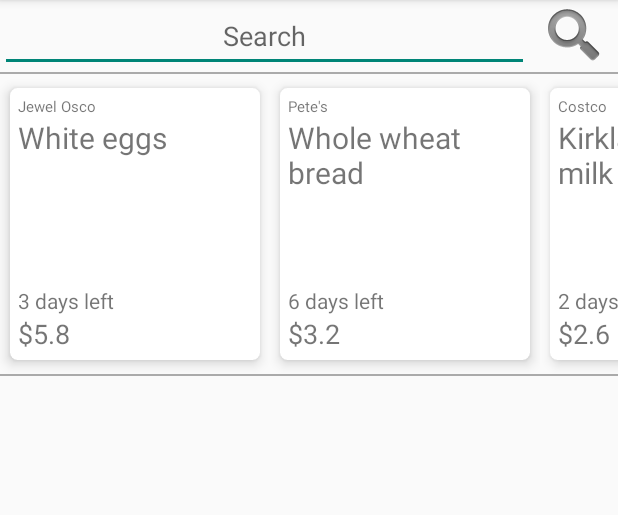
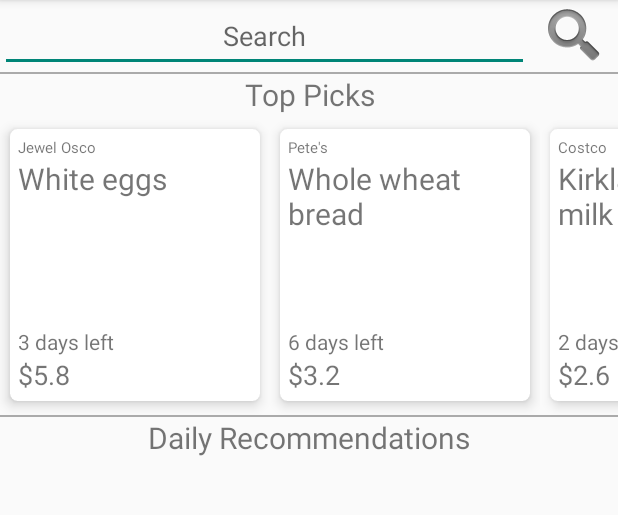
Before and after one commit to chinmay2312/ShopSmart, an Android app: the screen it shows after launch (Main2Activity), on a phone screen of 412 x 824 dp, the part 84-599 px from its top. Run offline under Robolectric (Android 15) with nearby library versions, the phone set to English and light mode, and no system bars; 2 statements that could not run were skipped.

Commit message:
- labels for home page recommendations

```diff
--- a/app/src/main/java/com/chinmayg/hacks/shopsmart/Main2Activity.java
+++ b/app/src/main/java/com/chinmayg/hacks/shopsmart/Main2Activity.java
@@ -88,10 +88,6 @@
         dailyRecomLM = new LinearLayoutManager(this, LinearLayoutManager.HORIZONTAL, false);
         LinearLayoutManager llm2 = new LinearLayoutManager(Main2Activity.this, LinearLayoutManager.HORIZONTAL, false);
         rv_dailyRecom.setLayoutManager(llm2);
-        /*dailyRecom_arrl.add("jelly");
-        dailyRecom_arrl.add("cookies");
-        dailyRecom_arrl.add("sugar");
-        dailyRecom_arrl.add("coffee");*/
         dailyRecom_arrl.add(si);
 		dailyRecom_arrl.add(si2);
 		dailyRecom_arrl.add(si3);
--- a/app/src/main/res/layout/activity_main2.xml
+++ b/app/src/main/res/layout/activity_main2.xml
@@ -42,11 +42,23 @@
         android:background="@android:color/darker_gray"
         app:layout_constraintTop_toBottomOf="@id/ll_add_search" />
 
+    <TextView
+        android:id="@+id/tv_lbl_toppicks"
+        android:layout_width="match_parent"
+        android:layout_height="wrap_content"
+
+        app:layout_constraintBottom_toTopOf="@id/top_picks"
+        app:layout_constraintTop_toBottomOf="@id/v_sep_1"
+
+        android:gravity="center"
+        android:textSize="20sp"
+        android:text="Top Picks"/>
+
     <android.support.v7.widget.RecyclerView
         android:id="@+id/top_picks"
         android:layout_width="match_parent"
         android:layout_height="200dp"
-        app:layout_constraintTop_toBottomOf="@id/v_sep_1"/>
+        app:layout_constraintTop_toBottomOf="@id/tv_lbl_toppicks"/>
 
     <View
         android:id="@+id/v_sep_2"
@@ -56,10 +68,22 @@
 
         app:layout_constraintTop_toBottomOf="@id/top_picks" />
 
+    <TextView
+        android:id="@+id/tv_lbl_dailyrecom"
+        android:layout_width="match_parent"
+        android:layout_height="wrap_content"
+
+        app:layout_constraintBottom_toTopOf="@id/daily_recom"
+        app:layout_constraintTop_toBottomOf="@id/v_sep_2"
+
+        android:gravity="center"
+        android:textSize="20sp"
+        android:text="Daily Recommendations"/>
+
     <android.support.v7.widget.RecyclerView
         android:id="@+id/daily_recom"
         android:layout_width="match_parent"
         android:layout_height="200dp"
-        app:layout_constraintTop_toBottomOf="@id/v_sep_2"/>
+        app:layout_constraintTop_toBottomOf="@id/tv_lbl_dailyrecom"/>
 
 </android.support.constraint.ConstraintLayout>
```
